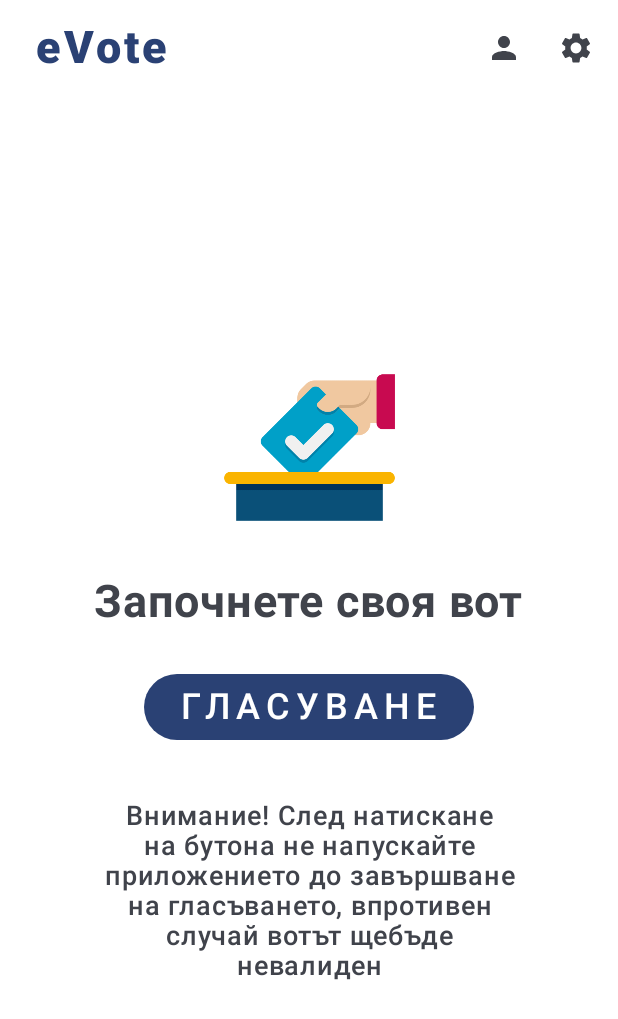
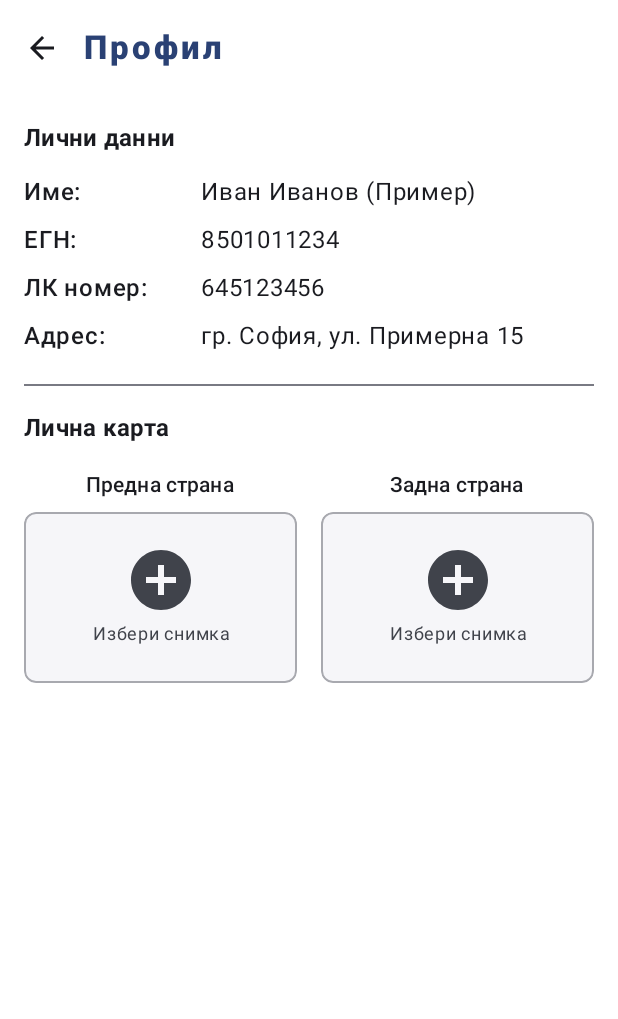
Before and after one commit to Tirajiqta/Voting-app, an Android app built with Jetpack Compose: the HomeScreen screen opened through its navigation route, after a tap on "Profile", on a phone screen of 412 x 824 dp. Shown: the top 1019 px of the screen. Run offline under Robolectric (Android 15) with nearby library versions, the phone set to English and light mode, and no system bars; pictures from the network do not load.

Commit message:
Added profile screen
Update VotePreviewScreen.kt

```diff
--- a/frontend/android/app/build.gradle.kts
+++ b/frontend/android/app/build.gradle.kts
@@ -2,6 +2,8 @@ plugins {
     alias(libs.plugins.android.application)
     alias(libs.plugins.kotlin.android)
     alias(libs.plugins.kotlin.compose)
+    // kotlinx-serialization plugin
+    kotlin("plugin.serialization") version "1.9.0"
 }
 
 android {
@@ -69,6 +71,8 @@ dependencies {
     implementation("androidx.navigation:navigation-compose:2.7.5")
     implementation("androidx.compose.ui:ui-text-google-fonts:1.6.8")
     implementation("org.jetbrains.kotlin:kotlin-reflect:1.9.0")
-    implementation("org.jetbrains.kotlinx:kotlinx-serialization-json:1.6.0")
+    //implementation("org.jetbrains.kotlinx:kotlinx-serialization-json:1.6.0")
     implementation("com.squareup.okhttp3:okhttp:4.12.0")
+    implementation("org.jetbrains.kotlinx:kotlinx-serialization-json:1.5.1")
+    implementation("io.coil-kt:coil-compose:2.6.0")
 }
--- a/frontend/android/app/src/main/java/com/example/android/MainActivity.kt
+++ b/frontend/android/app/src/main/java/com/example/android/MainActivity.kt
@@ -16,9 +16,11 @@ import androidx.core.splashscreen.SplashScreen
 import androidx.navigation.compose.NavHost
 import androidx.navigation.compose.composable
 import androidx.navigation.compose.rememberNavController
+import com.example.android.dummymodel.UserProfile
 import com.example.android.ui.theme.screens.ElectionChoiceScreen
 import com.example.android.ui.theme.screens.HomeScreen
 import com.example.android.ui.theme.screens.LoginScreen
+import com.example.android.ui.theme.screens.ProfileScreen
 import com.example.android.ui.theme.screens.RegisterScreen
 import com.example.android.ui.theme.screens.SplashScreen
 import com.example.compose.AppTheme
@@ -80,9 +82,21 @@ fun AppNavigator() {
 //        composable("settings") {
 //            //SettingsScreen(onNavigateBack = { navController.popBackStack() })
 //        }
-//        composable("profile") {
-//            //ProfileScreen(onNavigateBack = { navController.popBackStack() })
-//        }
+        composable("profile") {
+                val placeholderProfile: UserProfile? = UserProfile(
+                fullName = "Иван Иванов (Пример)",
+                egn = "8501011234",
+                idCardNumber = "645123456",
+                address = "гр. София, ул. Примерна 15",
+                idCardFrontUrl = null,
+                idCardBackUrl = null
+            )
+            ProfileScreen(
+                userProfile = placeholderProfile,
+                onNavigateBack = { navController.popBackStack()
+                }
+            )
+        }
         /*composable(
             route = "vote/{electionId}",
             arguments = listOf(navArgument("electionId") { type = NavType.StringType })
--- /dev/null
+++ b/frontend/android/app/src/main/java/com/example/android/dummymodel/UserProfile.kt
@@ -0,0 +1,11 @@
+package com.example.android.dummymodel
+
+data class UserProfile(
+    val fullName: String,
+    val egn: String, // Unique Citizen Number
+    val idCardNumber: String,
+    val address: String,
+    // Optional: Add fields for existing image URLs/paths if loaded from backend
+    val idCardFrontUrl: String? = null,
+    val idCardBackUrl: String? = null
+)
--- a/frontend/android/app/src/main/java/com/example/android/ui/theme/screens/HomeScreen.kt
+++ b/frontend/android/app/src/main/java/com/example/android/ui/theme/screens/HomeScreen.kt
@@ -45,9 +45,9 @@ fun HomeScreen(onNavigateToSetting: () -> Unit, onNavigateToProfile: () -> Unit,
                     IconButton(onClick = { onNavigateToProfile() }) {
                         Icon(Icons.Default.Person, contentDescription = "Profile")
                     }
-                    IconButton(onClick = { onNavigateToSetting() }) {
-                        Icon(Icons.Default.Settings, contentDescription = "Settings")
-                    }
+//                    IconButton(onClick = { onNavigateToSetting() }) {
+//                        Icon(Icons.Default.Settings, contentDescription = "Settings")
+//                    }
                 },
                 colors = TopAppBarDefaults.topAppBarColors(
                     containerColor = MaterialTheme.colorScheme.surfaceContainerLowest
--- /dev/null
+++ b/frontend/android/app/src/main/java/com/example/android/ui/theme/screens/ProfileScreen.kt
@@ -0,0 +1,267 @@
+package com.example.android.ui.theme.screens
+
+import android.net.Uri
+import androidx.activity.compose.rememberLauncherForActivityResult
+import androidx.activity.result.contract.ActivityResultContracts
+import androidx.compose.foundation.Image
+import androidx.compose.foundation.background
+import androidx.compose.foundation.border
+import androidx.compose.foundation.layout.*
+import androidx.compose.foundation.lazy.LazyColumn
+import androidx.compose.foundation.shape.RoundedCornerShape
+import androidx.compose.material.icons.Icons
+import androidx.compose.material.icons.filled.ArrowBack
+import androidx.compose.material.icons.outlined.AddCircle // Placeholder icon
+import androidx.compose.material3.*
+import androidx.compose.runtime.*
+import androidx.compose.ui.Alignment
+import androidx.compose.ui.Modifier
+import androidx.compose.ui.draw.clip
+import androidx.compose.ui.graphics.Color
+import androidx.compose.ui.layout.ContentScale
+import androidx.compose.ui.platform.LocalContext
+import androidx.compose.ui.text.font.FontWeight
+import androidx.compose.ui.text.style.TextAlign
+import androidx.compose.ui.tooling.preview.Preview
+import androidx.compose.ui.unit.dp
+import androidx.compose.ui.unit.sp
+import coil.compose.AsyncImage // Import Coil's AsyncImage
+import coil.request.ImageRequest
+import androidx.compose.foundation.clickable
+import com.example.android.dummymodel.UserProfile
+import com.example.compose.AppTheme
+
+@OptIn(ExperimentalMaterial3Api::class)
+@Composable
+fun ProfileScreen(
+    userProfile: UserProfile?, // Make nullable in case data isn't loaded yet
+    onNavigateBack: () -> Unit,
+    // Add a callback if you want to trigger an upload action from here
+    // onUploadImages: (frontUri: Uri?, backUri: Uri?) -> Unit
+) {
+    // --- State for selected image URIs ---
+    // Initialize with existing URLs if available, otherwise null
+    // Note: We store newly selected URIs. Existing URLs are just for display.
+    var frontImageUri by remember { mutableStateOf<Uri?>(null) }
+    var backImageUri by remember { mutableStateOf<Uri?>(null) }
+
+    // --- Activity Result Launchers for Image Selection ---
+    val frontImagePickerLauncher = rememberLauncherForActivityResult(
+        contract = ActivityResultContracts.GetContent()
+    ) { uri: Uri? ->
+        frontImageUri = uri // Update state with the selected front image URI
+    }
+
+    val backImagePickerLauncher = rememberLauncherForActivityResult(
+        contract = ActivityResultContracts.GetContent()
+    ) { uri: Uri? ->
+        backImageUri = uri // Update state with the selected back image URI
+    }
+
+    Scaffold(
+        topBar = {
+            TopAppBar(
+                title = {
+                    Text("Профил",
+                    fontWeight = FontWeight.ExtraBold,
+                    color = MaterialTheme.colorScheme.primary,
+                    letterSpacing = 2.sp,) }, // "Profile"
+                navigationIcon = {
+                    IconButton(onClick = onNavigateBack) {
+                        Icon(Icons.Default.ArrowBack, contentDescription = "Назад")
+                    }
+                },
+                colors = TopAppBarDefaults.topAppBarColors(
+                    containerColor = MaterialTheme.colorScheme.surfaceContainerLowest
+                )
+            )
+        },
+        containerColor = MaterialTheme.colorScheme.surfaceContainerLowest
+    ) { paddingValues ->
+        if (userProfile == null) {
+            // Show loading indicator or error message if profile is null
+            Box(modifier = Modifier.fillMaxSize().padding(paddingValues), contentAlignment = Alignment.Center) {
+                CircularProgressIndicator()
+                // Or Text("Неуспешно зареждане на профила.")
+            }
+        } else {
+            // Display profile content
+            LazyColumn(
+                modifier = Modifier
+                    .fillMaxSize()
+                    .padding(paddingValues)
+                    .padding(horizontal = 16.dp),
+                contentPadding = PaddingValues(vertical = 16.dp)
+            ) {
+                // --- Profile Details Section ---
+                item {
+                    Text(
+                        "Лични данни", // "Personal Data"
+                        style = MaterialTheme.typography.titleMedium,
+                        fontWeight = FontWeight.Bold,
+                        modifier = Modifier.padding(bottom = 8.dp)
+                    )
+                    ProfileInfoRow(label = "Име:", value = userProfile.fullName)
+                    ProfileInfoRow(label = "ЕГН:", value = userProfile.egn)
+                    ProfileInfoRow(label = "ЛК номер:", value = userProfile.idCardNumber)
+                    ProfileInfoRow(label = "Адрес:", value = userProfile.address)
+                    Divider(modifier = Modifier.padding(vertical = 16.dp))
+                }
+
+                // --- ID Card Upload Section ---
+                item {
+                    Text(
+                        "Лична карта", // "ID Card"
+                        style = MaterialTheme.typography.titleMedium,
+                        fontWeight = FontWeight.Bold,
+                        modifier = Modifier.padding(bottom = 16.dp)
+                    )
+                    Row(
+                        modifier = Modifier.fillMaxWidth(),
+                        horizontalArrangement = Arrangement.spacedBy(16.dp) // Space between boxes
+                    ) {
+                        // Front Side Box
+                        ImageSelectorBox(
+                            modifier = Modifier.weight(1f),
+                            label = "Предна страна", // "Front Side"
+                            // Display newly selected URI first, fallback to existing URL
+                            imageUri = frontImageUri,
+                            existingImageUrl = userProfile.idCardFrontUrl,
+                            onSelectClick = { frontImagePickerLauncher.launch("image/*") }
+                        )
+                        // Back Side Box
+                        ImageSelectorBox(
+                            modifier = Modifier.weight(1f),
+                            label = "Задна страна", // "Back Side"
+                            imageUri = backImageUri,
+                            existingImageUrl = userProfile.idCardBackUrl,
+                            onSelectClick = { backImagePickerLauncher.launch("image/*") }
+                        )
+                    }
+                    Spacer(modifier = Modifier.height(16.dp))
+                    // Optional: Add an "Upload/Save" button here if needed
+                    // Button(onClick = { /* onUploadImages(frontImageUri, backImageUri) */ }) {
+                    //    Text("Запази снимките")
+                    // }
+                }
+            }
+        }
+    }
+}
+
+// Helper Composable for displaying Label: Value rows
+@Composable
+fun ProfileInfoRow(label: String, value: String) {
+    Row(
+        modifier = Modifier
+            .fillMaxWidth()
+            .padding(vertical = 4.dp),
+        verticalAlignment = Alignment.Top
+    ) {
+        Text(
+            text = label,
+            style = MaterialTheme.typography.bodyLarge,
+            fontWeight = FontWeight.SemiBold,
+            modifier = Modifier.width(110.dp) // Fixed width for labels
+        )
+        Text(
+            text = value,
+            style = MaterialTheme.typography.bodyLarge,
+            modifier = Modifier.padding(start = 8.dp)
+        )
+    }
+}
+
+// Helper Composable for the Image Selection Box
+@Composable
+fun ImageSelectorBox(
+    modifier: Modifier = Modifier,
+    label: String,
+    imageUri: Uri?, // Newly selected URI
+    existingImageUrl: String?, // URL from backend (optional)
+    onSelectClick: () -> Unit
+) {
+    val displayUri: Any? = imageUri ?: existingImageUrl // Prioritize newly selected URI
+
+    Column(
+        modifier = modifier,
+        horizontalAlignment = Alignment.CenterHorizontally
+    ) {
+        Text(label, style = MaterialTheme.typography.labelLarge, modifier = Modifier.padding(bottom = 8.dp))
+        Box(
+            modifier = Modifier
+                .fillMaxWidth()
+                .aspectRatio(1.6f) // Approximate aspect ratio for ID card display
+                .clip(RoundedCornerShape(8.dp))
+                .background(MaterialTheme.colorScheme.surfaceVariant.copy(alpha = 0.3f))
+                .border(1.dp, MaterialTheme.colorScheme.outline.copy(alpha = 0.5f), RoundedCornerShape(8.dp))
+                .clickable(onClick = onSelectClick), // Allow clicking box to select
+            contentAlignment = Alignment.Center
+        ) {
+            if (displayUri != null) {
+                AsyncImage(
+                    model = ImageRequest.Builder(LocalContext.current)
+                        .data(displayUri) // Can load URI or URL string
+                        .crossfade(true)
+                        .build(),
+                    contentDescription = label,
+                    contentScale = ContentScale.Crop, // Fill the box
+                    modifier = Modifier.fillMaxSize()
+                )
+            } else {
+                // Placeholder
+                Column(horizontalAlignment = Alignment.CenterHorizontally) {
+                    Icon(
+                        imageVector = Icons.Outlined.AddCircle,
+                        contentDescription = null,
+                        tint = MaterialTheme.colorScheme.onSurfaceVariant,
+                        modifier = Modifier.size(48.dp)
+                    )
+                    Text(
+                        "Избери снимка", // "Select photo"
+                        fontSize = 12.sp,
+                        color = MaterialTheme.colorScheme.onSurfaceVariant,
+                        textAlign = TextAlign.Center
+                    )
+                }
+            }
+        }
+        Spacer(modifier = Modifier.height(8.dp))
+        // Button is optional if the box itself is clickable
+        // Button(onClick = onSelectClick, modifier = Modifier.fillMaxWidth()) {
+        //     Text("Избери...") // "Select..."
+        // }
+    }
+}
+
+
+// --- Preview ---
+@Preview(showBackground = true, widthDp = 380)
+@Composable
+fun ProfileScreenPreview() {
+    val sampleProfile = UserProfile(
+        fullName = "Иван Иванов",
+        egn = "8501011234",
+        idCardNumber = "645123456",
+        address = "гр. София, ул. Примерна 15, ет. 3, ап. 10",
+        idCardFrontUrl = null, // Simulate no existing image
+        idCardBackUrl = null
+    )
+    AppTheme {
+        ProfileScreen(
+            userProfile = sampleProfile,
+            onNavigateBack = {}
+        )
+    }
+}
+
+@Preview(showBackground = true, widthDp = 380, name = "Profile Screen Loading")
+@Composable
+fun ProfileScreenLoadingPreview() {
+    AppTheme {
+        ProfileScreen(
+            userProfile = null, // Simulate loading state
+            onNavigateBack = {}
+        )
+    }
+}
```
Also changed, not shown: frontend/android/app/src/main/java/com/example/android/ui/theme/screens/LoginScreen.kt (+74 -3 lines), frontend/android/app/src/main/java/com/example/android/ui/theme/screens/VotePreviewScreen.kt (+7 -4 lines), 2 other files.
